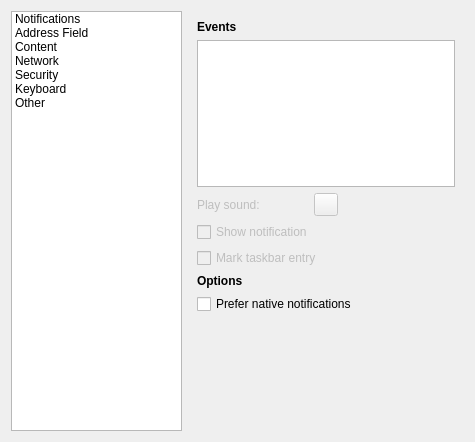
Old version of the form src/ui/preferences/PreferencesAdvancedPageWidget.ui in the repository OtterBrowser/otter-browser.
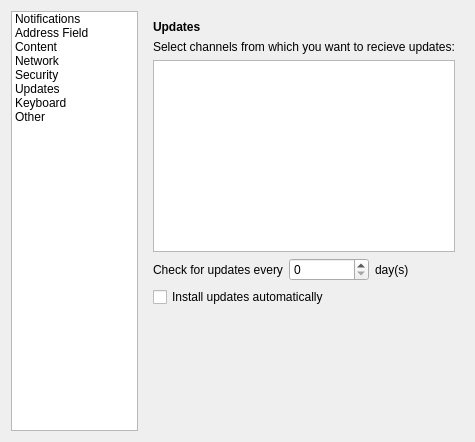
New version of the form. The open tabs and pages were chosen to show the change. Custom widgets are drawn as their Qt base class.

Commit message: Allow to configure updates from Preferences dialog, references #92

Diff of the .ui file:
```diff
--- a/src/ui/preferences/PreferencesAdvancedPageWidget.ui
+++ b/src/ui/preferences/PreferencesAdvancedPageWidget.ui
@@ -47,6 +47,11 @@
        <string>Security</string>
       </property>
      </item>
+     <item>
+      <property name="text">
+       <string>Updates</string>
+      </property>
+     </item>
      <item>
       <property name="text">
        <string>Keyboard</string>
@@ -788,6 +793,103 @@
        </item>
       </layout>
      </widget>
+     <widget class="QWidget" name="updatesPage">
+      <layout class="QVBoxLayout" name="updatesPageVerticalLayout">
+       <item>
+        <widget class="QLabel" name="updatesHeader">
+         <property name="font">
+          <font>
+           <weight>75</weight>
+           <bold>true</bold>
+          </font>
+         </property>
+         <property name="text">
+          <string>Updates</string>
+         </property>
+        </widget>
+       </item>
+       <item>
+        <widget class="QLabel" name="updatesDescriptionLabel">
+         <property name="text">
+          <string>Select channels from which you want to recieve updates:</string>
+         </property>
+        </widget>
+       </item>
+       <item>
+        <widget class="Otter::ItemViewWidget" name="updateChannelsItemView">
+         <property name="sizePolicy">
+          <sizepolicy hsizetype="Expanding" vsizetype="Expanding">
+           <horstretch>0</horstretch>
+           <verstretch>0</verstretch>
+          </sizepolicy>
+         </property>
+         <property name="minimumSize">
+          <size>
+           <width>0</width>
+           <height>0</height>
+          </size>
+         </property>
+         <property name="editTriggers">
+          <set>QAbstractItemView::NoEditTriggers</set>
+         </property>
+         <property name="showDropIndicator" stdset="0">
+          <bool>false</bool>
+         </property>
+         <property name="selectionMode">
+          <enum>QAbstractItemView::NoSelection</enum>
+         </property>
+         <property name="isWrapping" stdset="0">
+          <bool>false</bool>
+         </property>
+        </widget>
+       </item>
+       <item>
+        <layout class="QVBoxLayout" name="updatesVerticalLayout">
+         <item>
+          <layout class="QHBoxLayout" name="updatesHorizontalLayout">
+           <item>
+            <widget class="QLabel" name="intervalLabel">
+             <property name="text">
+              <string>Check for updates every</string>
+             </property>
+            </widget>
+           </item>
+           <item>
+            <widget class="QSpinBox" name="intervalSpinBox"/>
+           </item>
+           <item>
+            <widget class="QLabel" name="intervalDaysLabel">
+             <property name="text">
+              <string>day(s)</string>
+             </property>
+            </widget>
+           </item>
+          </layout>
+         </item>
+         <item>
+          <widget class="QCheckBox" name="autoInstallCheckBox">
+           <property name="text">
+            <string>Install updates automatically</string>
+           </property>
+          </widget>
+         </item>
+        </layout>
+       </item>
+       <item>
+        <spacer name="updatesVerticalSpacer">
+         <property name="orientation">
+          <enum>Qt::Vertical</enum>
+         </property>
+         <property name="sizeHint" stdset="0">
+          <size>
+           <width>20</width>
+           <height>114</height>
+          </size>
+         </property>
+        </spacer>
+       </item>
+      </layout>
+     </widget>
      <widget class="QWidget" name="keyboardPage">
       <layout class="QVBoxLayout" name="keyboardLayout">
        <item>
```
Left out of the diff: 37 changed lines with no effect on the pictures. Lines whose indentation alone changed are shown as unchanged. The commit also changes 4 other files.
